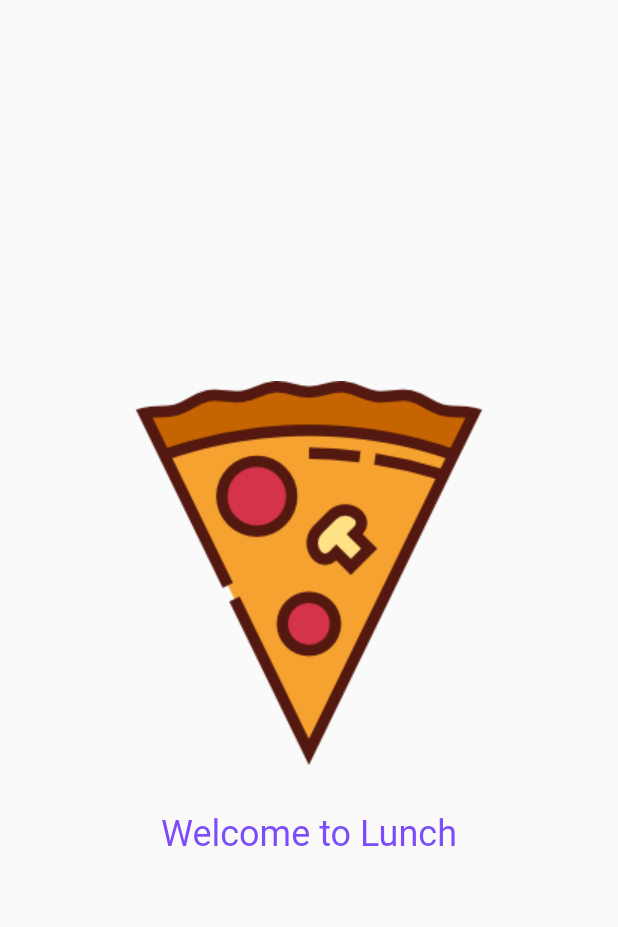
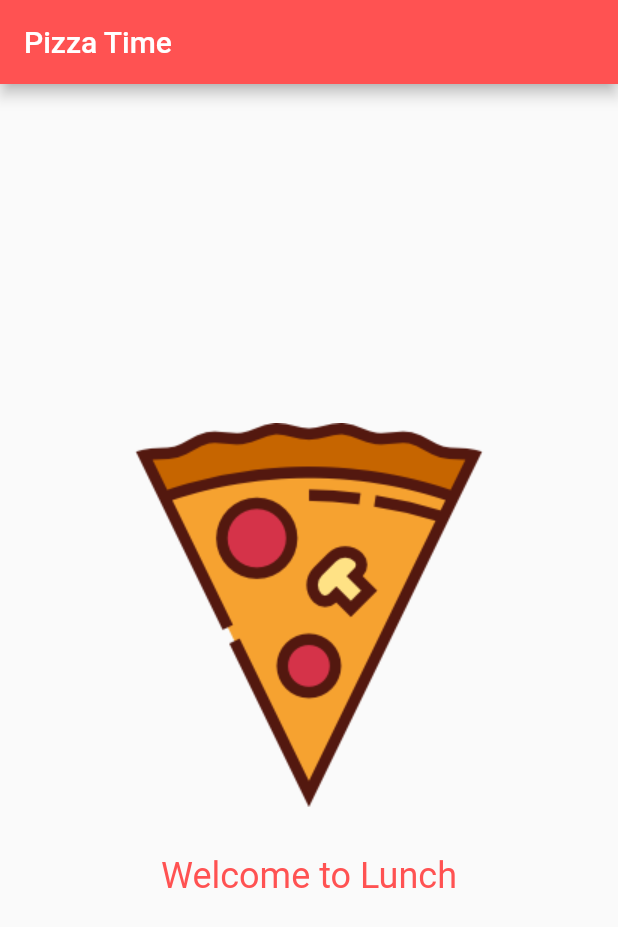
Before and after one commit to duncan-iaria/flutter-lunch-n-learn, a Flutter app: the screen it shows after launch, on a phone screen of 412 x 824 dp. Shown: the top 927 px of the screen. Run offline on Flutter 3.47's test engine with Material 2 defaults, Android fonts, the phone set to English and light mode, and no system bars.

Commit message:
💅 added some styling and introduced themes and constants

```diff
--- a/lunch_n_learn/lib/main.dart
+++ b/lunch_n_learn/lib/main.dart
@@ -1,4 +1,6 @@
 import 'package:flutter/material.dart';
+import './theme.dart';
+import './constants.dart';
 
 void main() => runApp(MyApp());
 
@@ -7,6 +9,7 @@ class MyApp extends StatelessWidget {
   Widget build(BuildContext context) {
     return MaterialApp(
       title: 'Flutter Demo',
+      theme: theme,
       home: Home(),
     );
   }
@@ -16,6 +19,9 @@ class Home extends StatelessWidget {
   @override
   Widget build(BuildContext context) {
     return Scaffold(
+      appBar: AppBar(
+        title: Text("Pizza Time"),
+      ),
       body: Center(
         child: Padding(
           padding: const EdgeInsets.all(64.0),
@@ -31,7 +37,7 @@ class Home extends StatelessWidget {
                   "Welcome to Lunch",
                   style: TextStyle(
                     fontSize: 24.0,
-                    color: Colors.deepPurpleAccent,
+                    color: kMainColor,
                   ),
                 ),
               ],
```
